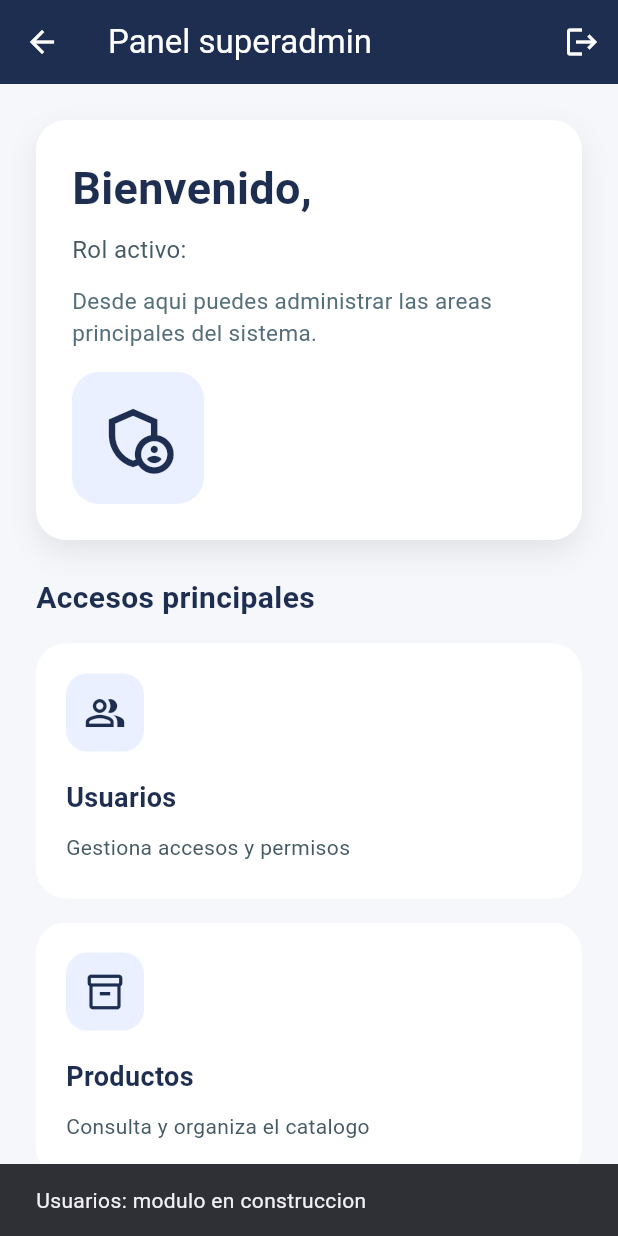
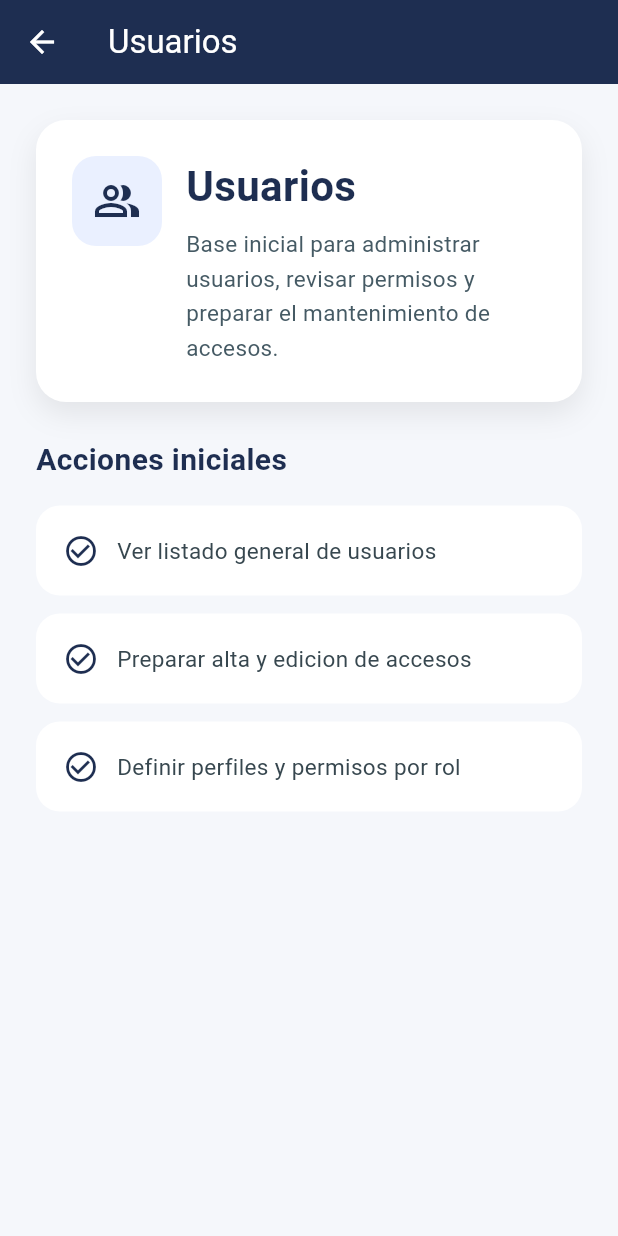
Before and after one commit to Franco593Escobar/inventario_app, a Flutter app: the SuperadminDashboardScreen screen opened directly with empty values, after a tap on "Usuarios", on a phone screen of 412 x 824 dp. Run offline on Flutter 3.47's test engine with Material 3 defaults, Android fonts, the phone set to English and light mode, and no system bars; our stand-ins replace cloud_firestore, firebase_core; accounts and stored records are empty.

Commit message:
feat: agregar navegacion base de modulos en panel superadmin

```diff
--- /dev/null
+++ b/lib/presentation/screens/dashboard/module_overview_screen.dart
@@ -0,0 +1,131 @@
+import 'package:flutter/material.dart';
+import 'package:inventario_app/core/constants/app_colors.dart';
+
+class ModuleOverviewScreen extends StatelessWidget {
+  const ModuleOverviewScreen({
+    super.key,
+    required this.title,
+    required this.description,
+    required this.icon,
+    required this.items,
+  });
+
+  final String title;
+  final String description;
+  final IconData icon;
+  final List<String> items;
+
+  @override
+  Widget build(BuildContext context) {
+    return Scaffold(
+      backgroundColor: const Color(0xFFF5F7FB),
+      appBar: AppBar(
+        backgroundColor: AppColors.primary,
+        foregroundColor: Colors.white,
+        title: Text(title),
+      ),
+      body: SingleChildScrollView(
+        padding: const EdgeInsets.all(24),
+        child: Column(
+          crossAxisAlignment: CrossAxisAlignment.start,
+          children: [
+            Container(
+              width: double.infinity,
+              padding: const EdgeInsets.all(24),
+              decoration: BoxDecoration(
+                color: Colors.white,
+                borderRadius: BorderRadius.circular(20),
+                boxShadow: const [
+                  BoxShadow(
+                    color: Color(0x14000000),
+                    blurRadius: 16,
+                    offset: Offset(0, 8),
+                  ),
+                ],
+              ),
+              child: Row(
+                crossAxisAlignment: CrossAxisAlignment.start,
+                children: [
+                  Container(
+                    padding: const EdgeInsets.all(14),
+                    decoration: BoxDecoration(
+                      color: const Color(0xFFEAF0FF),
+                      borderRadius: BorderRadius.circular(16),
+                    ),
+                    child: Icon(icon, color: AppColors.primary, size: 32),
+                  ),
+                  const SizedBox(width: 16),
+                  Expanded(
+                    child: Column(
+                      crossAxisAlignment: CrossAxisAlignment.start,
+                      children: [
+                        Text(
+                          title,
+                          style: const TextStyle(
+                            fontSize: 28,
+                            fontWeight: FontWeight.bold,
+                            color: AppColors.primary,
+                          ),
+                        ),
+                        const SizedBox(height: 8),
+                        Text(
+                          description,
+                          style: TextStyle(
+                            fontSize: 15,
+                            height: 1.5,
+                            color: Colors.blueGrey.shade700,
+                          ),
+                        ),
+                      ],
+                    ),
+                  ),
+                ],
+              ),
+            ),
+            const SizedBox(height: 24),
+            const Text(
+              'Acciones iniciales',
+              style: TextStyle(
+                fontSize: 20,
+                fontWeight: FontWeight.w700,
+                color: AppColors.primary,
+              ),
+            ),
+            const SizedBox(height: 16),
+            ...items.map(
+              (item) => Padding(
+                padding: const EdgeInsets.only(bottom: 12),
+                child: Container(
+                  width: double.infinity,
+                  padding: const EdgeInsets.all(18),
+                  decoration: BoxDecoration(
+                    color: Colors.white,
+                    borderRadius: BorderRadius.circular(16),
+                  ),
+                  child: Row(
+                    children: [
+                      const Icon(
+                        Icons.check_circle_outline,
+                        color: AppColors.primary,
+                      ),
+                      const SizedBox(width: 12),
+                      Expanded(
+                        child: Text(
+                          item,
+                          style: TextStyle(
+                            fontSize: 15,
+                            color: Colors.blueGrey.shade800,
+                          ),
+                        ),
+                      ),
+                    ],
+                  ),
+                ),
+              ),
+            ),
+          ],
+        ),
+      ),
+    );
+  }
+}
--- a/lib/presentation/screens/dashboard/superadmin_dashboard_screen.dart
+++ b/lib/presentation/screens/dashboard/superadmin_dashboard_screen.dart
@@ -1,5 +1,6 @@
 import 'package:flutter/material.dart';
 import 'package:inventario_app/core/constants/app_colors.dart';
+import 'package:inventario_app/presentation/screens/dashboard/module_overview_screen.dart';
 
 class SuperadminDashboardScreen extends StatelessWidget {
   const SuperadminDashboardScreen({
@@ -20,21 +21,25 @@ class SuperadminDashboardScreen extends StatelessWidget {
         title: 'Usuarios',
         subtitle: 'Gestiona accesos y permisos',
         icon: Icons.people_alt_outlined,
+        isReady: true,
       ),
       const _DashboardModule(
         title: 'Productos',
         subtitle: 'Consulta y organiza el catalogo',
         icon: Icons.inventory_2_outlined,
+        isReady: true,
       ),
       const _DashboardModule(
         title: 'Inventario',
         subtitle: 'Revisa stock y movimientos',
         icon: Icons.warehouse_outlined,
+        isReady: true,
       ),
       const _DashboardModule(
         title: 'Ventas',
         subtitle: 'Visualiza operaciones recientes',
         icon: Icons.point_of_sale_outlined,
+        isReady: true,
       ),
       const _DashboardModule(
         title: 'Reportes',
@@ -186,6 +191,19 @@ class _DashboardCard extends StatelessWidget {
       child: InkWell(
         borderRadius: BorderRadius.circular(20),
         onTap: () {
+          if (module.isReady) {
+            Navigator.of(context).push(
+              MaterialPageRoute(
+                builder: (_) => ModuleOverviewScreen(
+                  title: module.title,
+                  description: _moduleDescription(module.title),
+                  icon: module.icon,
+                  items: _moduleItems(module.title),
+                ),
+              ),
+            );
+            return;
+          }
           ScaffoldMessenger.of(context).showSnackBar(
             SnackBar(content: Text('${module.title}: modulo en construccion')),
           );
@@ -234,9 +252,57 @@ class _DashboardModule {
     required this.title,
     required this.subtitle,
     required this.icon,
+    this.isReady = false,
   });
 
   final String title;
   final String subtitle;
   final IconData icon;
+  final bool isReady;
 }
+
+String _moduleDescription(String title) {
+  switch (title) {
+    case 'Usuarios':
+      return 'Base inicial para administrar usuarios, revisar permisos y preparar el mantenimiento de accesos.';
+    case 'Productos':
+      return 'Base inicial para organizar el catalogo, controlar informacion general y preparar futuras operaciones.';
+    case 'Inventario':
+      return 'Base inicial para revisar existencias, movimientos y trazabilidad del stock.';
+    case 'Ventas':
+      return 'Base inicial para consultar operaciones, preparar registros y seguimiento comercial.';
+    default:
+      return 'Modulo base del sistema.';
+  }
+}
+
+List<String> _moduleItems(String title) {
+  switch (title) {
+    case 'Usuarios':
+      return const [
+        'Ver listado general de usuarios',
+        'Preparar alta y edicion de accesos',
+        'Definir perfiles y permisos por rol',
+      ];
+    case 'Productos':
+      return const [
+        'Visualizar catalogo de productos',
+        'Preparar registro de nuevos productos',
+        'Organizar categorias y datos comerciales',
+      ];
+    case 'Inventario':
+      return const [
+        'Consultar stock actual por item',
+        'Preparar movimientos de entrada y salida',
+        'Revisar alertas de existencia minima',
+      ];
+    case 'Ventas':
+      return const [
+        'Consultar resumen de ventas',
+        'Preparar historial de operaciones',
+        'Definir flujo de registro comercial',
+      ];
+    default:
+      return const ['Modulo base del sistema'];
+  }
+}
```
